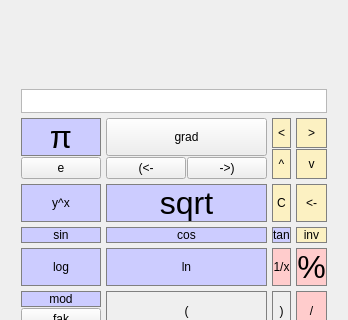
The window that instructor/Calculator_cmake/mainwindow.ui (ajjkoch/allgaeu_rechner) describes before a commit, drawn with Qt 5; both pictures show x 0 to 348 and y 0 to 320 of the 348 by 459 pixel window.
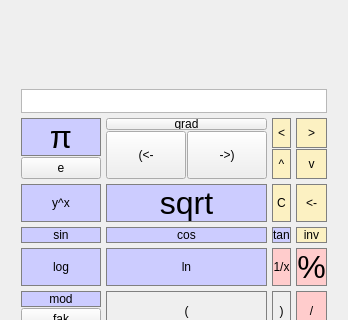
The same window after the commit. Icons and pictures are not drawn.

Commit message: fight with the layout

Diff of the .ui file:
```diff
--- a/instructor/Calculator_cmake/mainwindow.ui
+++ b/instructor/Calculator_cmake/mainwindow.ui
@@ -146,7 +146,7 @@
        </spacer>
       </item>
       <item>
-       <layout class="QGridLayout" name="gridLayout" rowstretch="0,0,0,0,0,0,0,0,0,0,0,0,0,0,0" columnstretch="0,0,0,0">
+       <layout class="QGridLayout" name="gridLayout" rowstretch="0,0,0,0,0,0,0,0,0,0,0,0,0,0,0" columnstretch="1,1,1,1">
         <property name="sizeConstraint">
          <enum>QLayout::SetNoConstraint</enum>
         </property>
@@ -967,6 +967,18 @@
               <verstretch>1</verstretch>
              </sizepolicy>
             </property>
+            <property name="minimumSize">
+             <size>
+              <width>0</width>
+              <height>12</height>
+             </size>
+            </property>
+            <property name="maximumSize">
+             <size>
+              <width>16777215</width>
+              <height>12</height>
+             </size>
+            </property>
             <property name="text">
              <string>grad</string>
             </property>
@@ -985,6 +997,12 @@
                 <verstretch>1</verstretch>
                </sizepolicy>
               </property>
+              <property name="minimumSize">
+               <size>
+                <width>0</width>
+                <height>12</height>
+               </size>
+              </property>
               <property name="focusPolicy">
                <enum>Qt::NoFocus</enum>
               </property>
```
Left out of the diff: 6 changed lines with no effect on the pictures.
